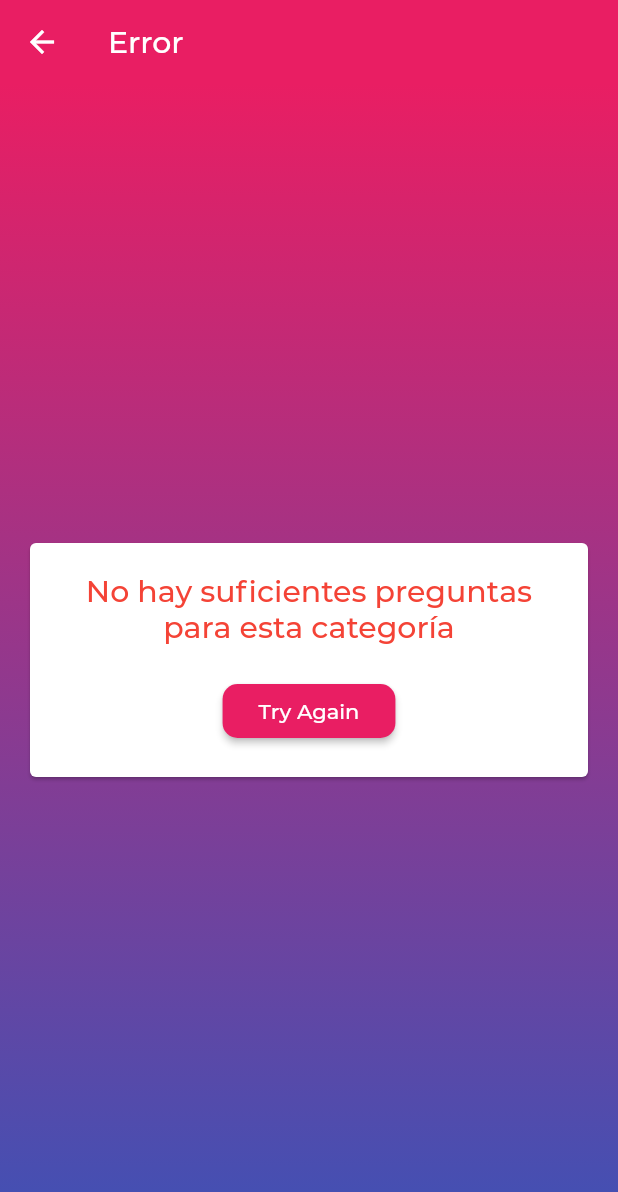
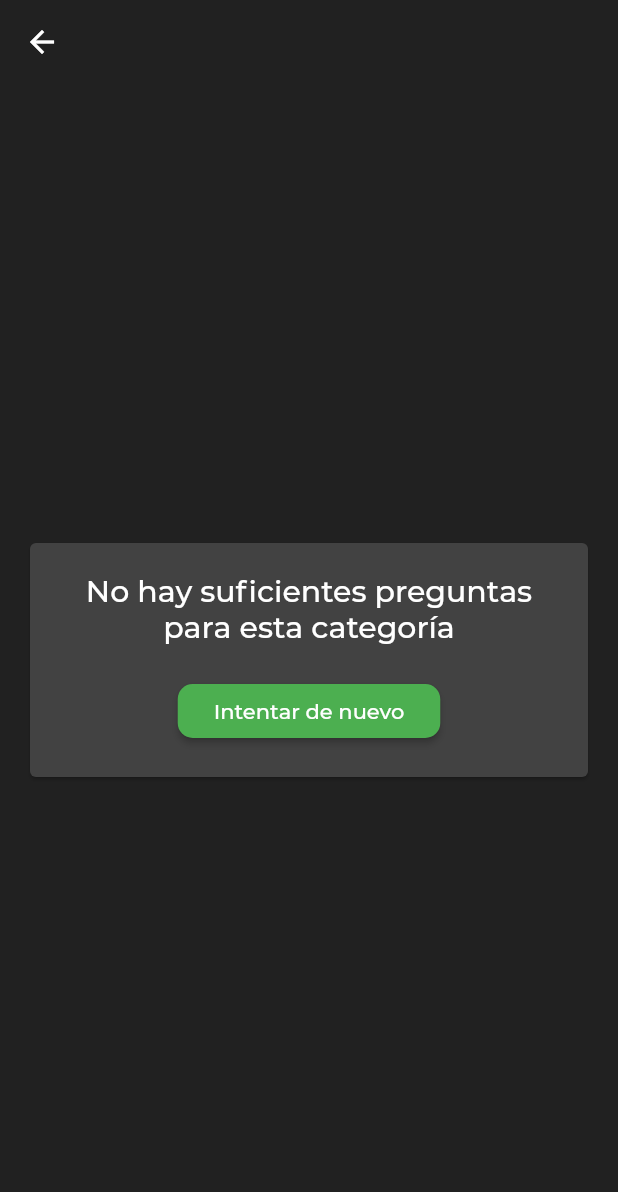
Before and after one commit to MCris29/trivia_game, a Flutter app: the ErrorPage screen opened directly, on a phone screen of 412 x 824 dp. Shown: the top 1192 px of the screen. Run offline on Flutter 3.47's test engine with Material 2 defaults, Android fonts, the phone set to English and light mode, and no system bars; our stand-ins replace auto_size_text, flutter_custom_clippers, font_awesome_flutter, html_unescape; missing offline and left inert: dart:js.

Commit message:
error message

```diff
--- a/lib/src/pages/error.dart
+++ b/lib/src/pages/error.dart
@@ -3,49 +3,49 @@ import 'package:flutter/material.dart';
 class ErrorPage extends StatelessWidget {
   final String message;
 
-  const ErrorPage({Key key, this.message = "There was an unknown error." }) : super(key: key);
-
+  const ErrorPage({Key key, this.message = "Ocurrió un error desconocido."})
+      : super(key: key);
 
   @override
-  Widget build(BuildContext context){
+  Widget build(BuildContext context) {
     return Scaffold(
       appBar: AppBar(
-        title: Text('Error'),
         elevation: 0,
+        backgroundColor: Colors.black87,
       ),
       body: Container(
         height: double.infinity,
         width: double.infinity,
         decoration: BoxDecoration(
-          gradient: LinearGradient(
-            colors: [
-              Theme.of(context).primaryColor,
-              Theme.of(context).accentColor
-            ],
-            begin: Alignment.topCenter,
-            end: Alignment.bottomCenter
-          )
+          color: Colors.black87,
         ),
         child: Padding(
           padding: const EdgeInsets.all(16.0),
           child: Center(
             child: Card(
+              color: Colors.grey.shade800,
               child: Padding(
                 padding: const EdgeInsets.all(20.0),
+                child: Container(
                   child: Column(
                     mainAxisSize: MainAxisSize.min,
                     children: <Widget>[
-                    Text(message,textAlign: TextAlign.center,style: TextStyle(
+                      Text(
+                        message,
+                        textAlign: TextAlign.center,
+                        style: TextStyle(
                             fontSize: 20.0,
                             fontWeight: FontWeight.w500,
-                      color: Colors.red
-                    ),),
+                            color: Colors.white),
+                      ),
                       SizedBox(height: 20.0),
                       RaisedButton(
-                      child: Text("Try Again"),
-                      onPressed: ()=> Navigator.pop(context),
+                        color: Colors.green,
+                        child: Text("Intentar de nuevo"),
+                        onPressed: () => Navigator.pop(context),
                       )
                     ],
+                  ),
                 ),
               ),
             ),
```
Lines whose indentation alone changed are shown as unchanged.
